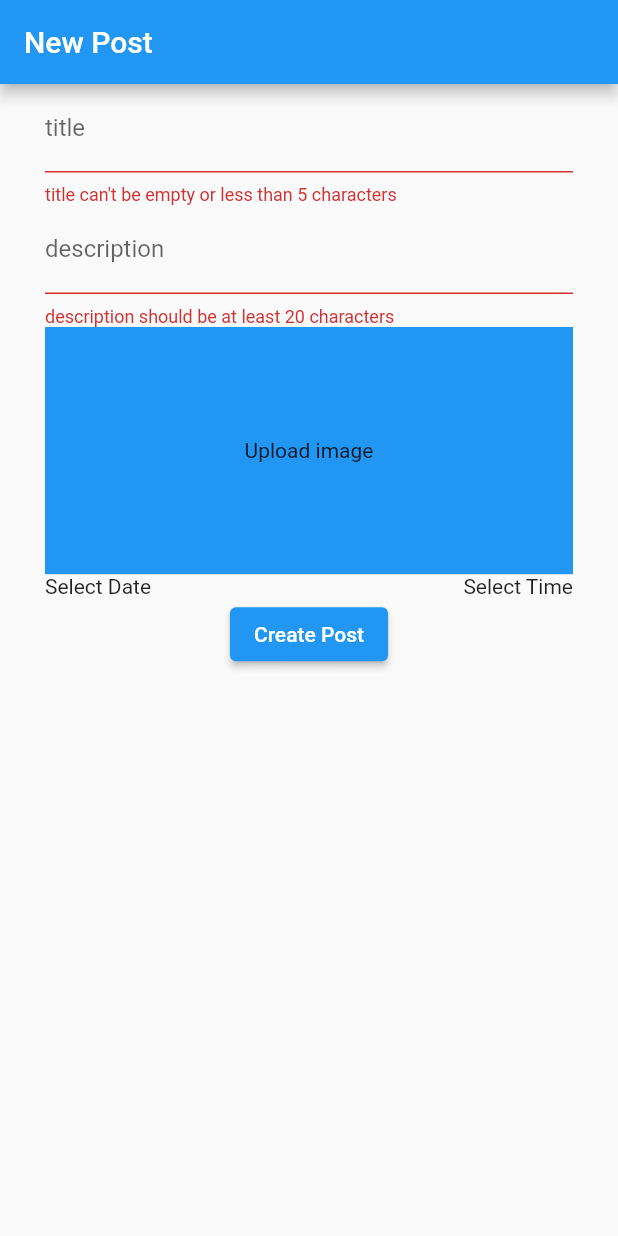
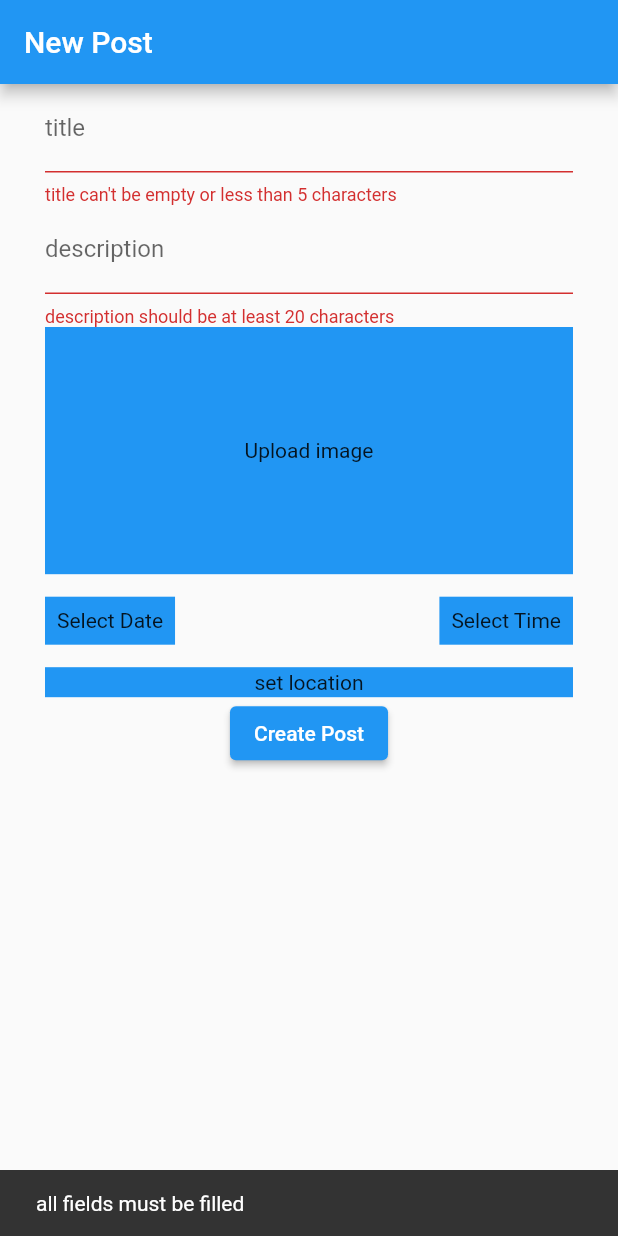
Before and after one commit to mhabdulbaaki/thrift-app, a Flutter app: the screen it shows after launch, after a tap on "Create Post", on a phone screen of 412 x 824 dp. Run offline on Flutter 3.47's test engine with Material 2 defaults, Android fonts, the phone set to English and light mode, and no system bars; our stand-ins replace geolocator, image_picker.

Commit message:
location

```diff
--- a/thrift_app/lib/res/string_values.dart
+++ b/thrift_app/lib/res/string_values.dart
@@ -5,3 +5,4 @@ const String kDecoDesc = 'description';
 const String kDate = 'Select Date';
 const String kTime = 'Select Time';
 const String kDialogTitle = 'Select Image source';
+const String kInvalidFormMessage = 'all fields must be filled';
--- a/thrift_app/lib/ui/screens/create_post.dart
+++ b/thrift_app/lib/ui/screens/create_post.dart
@@ -4,11 +4,14 @@ import 'package:flutter/material.dart';
 import 'package:image_picker/image_picker.dart';
 import 'package:intl/intl.dart';
 import 'package:thrift_app/res/string_values.dart';
+import 'package:thrift_app/ui/screens/location_search_delegate.dart';
 import 'package:thrift_app/utilities/decoration.dart';
+import 'package:thrift_app/utilities/determine_position.dart';
 import 'package:thrift_app/utilities/validator.dart';
 
 const String kGallery = 'Gallery';
 const String kCamera = 'Camera';
+const String kImagePlaceholder = 'Upload image';
 
 class CreatePost extends StatefulWidget {
   @override
@@ -20,14 +23,14 @@ class _CreatePostState extends State<CreatePost> {
 
   final picker = ImagePicker();
 
-  final TextEditingController titleController = TextEditingController();
+  final titleController = TextEditingController();
 
-  final TextEditingController descriptionController = TextEditingController();
+  final descriptionController = TextEditingController();
 
-  final TextEditingController locationController = TextEditingController();
+  final locationController = TextEditingController();
   File imageFile;
-  var date;
-  var time;
+  DateTime date;
+  TimeOfDay time;
 
   @override
   Widget build(BuildContext context) {
@@ -49,18 +52,14 @@ class _CreatePostState extends State<CreatePost> {
                 TextFormField(
                   decoration: iDecoratorion(kDecoTitle),
                   controller: titleController,
-                  validator: (value) {
-                    return Validator.titleValidator(value);
-                  },
+                  validator: Validator.titleValidator,
                 ),
                 TextFormField(
                   decoration: iDecoratorion(kDecoDesc),
                   controller: descriptionController,
                   keyboardType: TextInputType.multiline,
                   maxLines: null,
-                  validator: (value) {
-                    return Validator.descriptionValidator(value);
-                  },
+                  validator: Validator.descriptionValidator,
                 ),
                 GestureDetector(
                   onTap: () async {
@@ -72,10 +71,13 @@ class _CreatePostState extends State<CreatePost> {
                     color: colorScheme.primary,
                     child: imageFile == null
                         ? Center(
-                            child: Text('Upload image'),
+                            child: Text(kImagePlaceholder),
                           )
                         : Image.file(imageFile),
                   ),
+                ),
+                SizedBox(
+                  height: 15,
                 ),
                 Row(
                   mainAxisAlignment: MainAxisAlignment.spaceBetween,
@@ -94,9 +96,13 @@ class _CreatePostState extends State<CreatePost> {
                           });
                         }
                       },
-                      child: Text(date == null
-                          ? kDate
-                          : DateFormat('MMMMEEEEd').format(date)),
+                      child: Container(
+                        padding: EdgeInsets.all(8),
+                        color: colorScheme.primary,
+                        child: Text(date == null
+                            ? kDate
+                            : DateFormat('MMMMEEEEd').format(date)),
+                      ),
                     ),
                     GestureDetector(
                       onTap: () async {
@@ -109,14 +115,43 @@ class _CreatePostState extends State<CreatePost> {
                           });
                         }
                       },
-                      child: Text(time == null ? kTime : time),
+                      child: Container(
+                          padding: EdgeInsets.all(8),
+                          color: colorScheme.primary,
+                          child: Text(
+                              time == null ? kTime : time.format(context))),
                     ),
                   ],
                 ),
+                SizedBox(
+                  height: 15,
+                ),
+                GestureDetector(
+                  onTap: () async {
+                    try {
+                      showSearch(
+                          context: context, delegate: LocationSearchDelegate());
+                      // final currentLocation = await determinePosition();
+                      // print(currentLocation);
+                    } catch (error) {
+                      appSnackBar(context, error);
+                    }
+                  },
+                  child: Container(
+                    height: 20,
+                    width: double.infinity,
+                    color: colorScheme.primary,
+                    child: Center(child: Text('set location')),
+                  ),
+                ),
                 ElevatedButton(
                     onPressed: () {
-                      if (formKey.currentState.validate()) {
-                        print('form Valid');
+                      if (formKey.currentState.validate() &&
+                          time != null &&
+                          date != null) {
+                        ///ToDo: add post to firebase
+                      } else {
+                        appSnackBar(context, kInvalidFormMessage);
                       }
                     },
                     child: Text(kCreatePostButton)),
@@ -126,6 +161,11 @@ class _CreatePostState extends State<CreatePost> {
         ),
       ),
     );
+  }
+
+  void appSnackBar(BuildContext context, String message) {
+    final snackBar = SnackBar(content: Text(message));
+    ScaffoldMessenger.of(context).showSnackBar(snackBar);
   }
 
   Future buildShowDialog(BuildContext context) => showDialog(
@@ -139,11 +179,13 @@ class _CreatePostState extends State<CreatePost> {
               TextButton(
                   onPressed: () async {
                     await pickImage(ImageSource.gallery);
+                    Navigator.pop(context);
                   },
                   child: Text(kGallery)),
               TextButton(
                   onPressed: () async {
                     await pickImage(ImageSource.camera);
+                    Navigator.pop(context);
                   },
                   child: Text(kCamera)),
             ],
--- a/thrift_app/pubspec.yaml
+++ b/thrift_app/pubspec.yaml
@@ -31,6 +31,7 @@ dependencies:
   flutter_bloc: ^6.1.3
   intl: ^0.17.0
   image_picker: ^0.7.2+1
+  geolocator: ^7.0.1
 
 dev_dependencies:
   flutter_test:
```
Also changed, not shown: thrift_app/lib/ui/screens/location_search_delegate.dart (added, +55 -0 lines), thrift_app/lib/utilities/determine_position.dart (added, +45 -0 lines), thrift_app/pubspec.lock, 7 other files.
